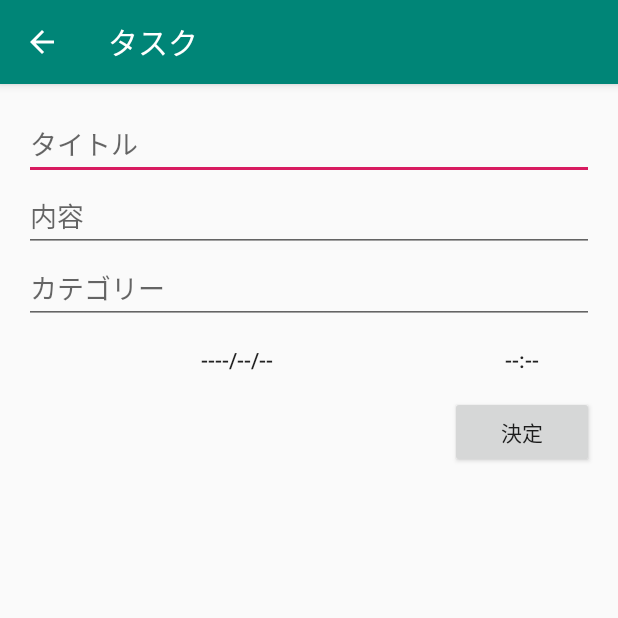
After one commit to tikuwa0max/219TaskApp, an Android app: the InputActivity screen opened directly, with no data from a screen before it, on a phone screen of 412 x 824 dp, the top half of it. The commit adds this screen. Run offline under Robolectric (Android 15) with nearby library versions, the phone set to English and light mode, and no system bars; libraries missing offline, so code that uses them is left out: io.realm; 3 statements that could not run were skipped.

Commit message:
検索前まで

```diff
--- a/app/build.gradle
+++ b/app/build.gradle
@@ -3,6 +3,10 @@ apply plugin: 'com.android.application'
 apply plugin: 'kotlin-android'
 
 apply plugin: 'kotlin-android-extensions'
+
+apply plugin: 'kotlin-kapt'
+
+apply plugin: 'realm-android'
 
 android {
     compileSdkVersion 28
--- /dev/null
+++ b/app/src/main/java/ichizawa/mikitaka/techacademy/taskapp/InputActivity.kt
@@ -0,0 +1,161 @@
+package ichizawa.mikitaka.techacademy.taskapp
+
+
+import android.app.AlarmManager
+import android.app.DatePickerDialog
+import android.app.PendingIntent
+import android.app.TimePickerDialog
+import android.content.Intent
+import android.support.v7.app.AppCompatActivity
+import android.os.Bundle
+import android.support.v7.widget.Toolbar
+import android.view.View
+import io.realm.Realm
+import kotlinx.android.synthetic.main.content_input.*
+import java.util.*
+
+class InputActivity : AppCompatActivity() {
+
+    private var mYear = 0
+    private var mMonth = 0
+    private var mDay = 0
+    private var mHour = 0
+    private var mMinute = 0
+    private var mTask: Task? = null
+
+    private val mOnDateClickListener = View.OnClickListener {
+        val datePickerDialog = DatePickerDialog(this,
+            DatePickerDialog.OnDateSetListener { _, year, month, dayOfMonth ->
+                mYear = year
+                mMonth = month
+                mDay = dayOfMonth
+                val dateString =
+                    mYear.toString() + "/" + String.format("%02d", mMonth + 1) + "/" + String.format("%02d", mDay)
+                date_button.text = dateString
+            }, mYear, mMonth, mDay
+        )
+        datePickerDialog.show()
+    }
+
+    private val mOnTimeClickListener = View.OnClickListener {
+        val timePickerDialog = TimePickerDialog(this,
+            TimePickerDialog.OnTimeSetListener { _, hour, minute ->
+                mHour = hour
+                mMinute = minute
+                val timeString = String.format("%02d", mHour) + ":" + String.format("%02d", mMinute)
+                times_button.text = timeString
+            }, mHour, mMinute, false
+        )
+        timePickerDialog.show()
+    }
+
+    private val mOnDoneClickListener = View.OnClickListener {
+        addTask()
+        finish()
+    }
+
+    override fun onCreate(savedInstanceState: Bundle?) {
+        super.onCreate(savedInstanceState)
+        setContentView(R.layout.activity_input)
+
+        // ActionBarを設定する
+        val toolbar = findViewById<View>(R.id.toolbar) as Toolbar
+        setSupportActionBar(toolbar)
+        if (supportActionBar != null) {
+            supportActionBar!!.setDisplayHomeAsUpEnabled(true)
+        }
+
+        // UI部品の設定
+        date_button.setOnClickListener(mOnDateClickListener)
+        times_button.setOnClickListener(mOnTimeClickListener)
+        done_button.setOnClickListener(mOnDoneClickListener)
+
+        // EXTRA_TASK から Task の id を取得して、 id から Task のインスタンスを取得する
+        val intent = intent
+        val taskId = intent.getIntExtra(EXTRA_TASK, -1)
+        val realm = Realm.getDefaultInstance()
+        mTask = realm.where(Task::class.java).equalTo("id", taskId).findFirst()
+        realm.close()
+
+        if (mTask == null) {
+            // 新規作成の場合
+            val calendar = Calendar.getInstance()
+            mYear = calendar.get(Calendar.YEAR)
+            mMonth = calendar.get(Calendar.MONTH)
+            mDay = calendar.get(Calendar.DAY_OF_MONTH)
+            mHour = calendar.get(Calendar.HOUR_OF_DAY)
+            mMinute = calendar.get(Calendar.MINUTE)
+        } else {
+            // 更新の場合
+            title_edit_text.setText(mTask!!.title)
+            content_edit_text.setText(mTask!!.contents)
+            category_edit_text.setText(mTask!!.category)
+
+            val calendar = Calendar.getInstance()
+            calendar.time = mTask!!.date
+            mYear = calendar.get(Calendar.YEAR)
+            mMonth = calendar.get(Calendar.MONTH)
+            mDay = calendar.get(Calendar.DAY_OF_MONTH)
+            mHour = calendar.get(Calendar.HOUR_OF_DAY)
+            mMinute = calendar.get(Calendar.MINUTE)
+
+            val dateString =
+                mYear.toString() + "/" + String.format("%02d", mMonth + 1) + "/" + String.format("%02d", mDay)
+            val timeString = String.format("%02d", mHour) + ":" + String.format("%02d", mMinute)
+
+            date_button.text = dateString
+            times_button.text = timeString
+
+        }
+    }
+
+    private fun addTask() {
+        val realm = Realm.getDefaultInstance()
+
+        realm.beginTransaction()
+
+        if (mTask == null) {
+            // 新規作成の場合
+            mTask = Task()
+
+            val taskRealmResults = realm.where(Task::class.java).findAll()
+
+            val identifier: Int =
+                if (taskRealmResults.max("id") != null) {
+                    taskRealmResults.max("id")!!.toInt() + 1
+                } else {
+                    0
+                }
+            mTask!!.id = identifier
+        }
+
+        val title = title_edit_text.text.toString()
+        val content = content_edit_text.text.toString()
+        val category = category_edit_text.text.toString()
+
+        mTask!!.title = title
+        mTask!!.contents = content
+        mTask!!.category = category
+        val calendar = GregorianCalendar(mYear, mMonth, mDay, mHour, mMinute)
+        val date = calendar.time
+        mTask!!.date = date
+
+        realm.copyToRealmOrUpdate(mTask!!)
+        realm.commitTransaction()
+
+        realm.close()
+
+        val resultIntent = Intent(applicationContext, TaskAlarmReceiver::class.java)
+        resultIntent.putExtra(EXTRA_TASK, mTask!!.id)
+        val resultPendingIntent = PendingIntent.getBroadcast(
+            this,
+            mTask!!.id,
+            resultIntent,
+            PendingIntent.FLAG_UPDATE_CURRENT
+        )
+
+        val alarmManager = getSystemService(ALARM_SERVICE) as AlarmManager
+        alarmManager.set(AlarmManager.RTC_WAKEUP, calendar.timeInMillis, resultPendingIntent)
+
+    }
+}
--- /dev/null
+++ b/app/src/main/res/layout/activity_input.xml
@@ -0,0 +1,27 @@
+<?xml version="1.0" encoding="utf-8"?>
+<android.support.design.widget.CoordinatorLayout
+        xmlns:android="http://schemas.android.com/apk/res/android"
+        xmlns:app="http://schemas.android.com/apk/res-auto"
+        xmlns:tools="http://schemas.android.com/tools"
+        android:layout_width="match_parent"
+        android:layout_height="match_parent"
+        android:fitsSystemWindows="true"
+        tools:context=".InputActivity">
+
+    <android.support.design.widget.AppBarLayout
+            android:layout_width="match_parent"
+            android:layout_height="wrap_content"
+            android:theme="@style/AppTheme.AppBarOverlay">
+
+        <android.support.v7.widget.Toolbar
+                android:id="@+id/toolbar"
+                android:layout_width="match_parent"
+                android:layout_height="wrap_content"
+                android:background="@color/colorPrimary"
+                app:popupTheme="@style/AppTheme.PopupOverlay"/>
+
+    </android.support.design.widget.AppBarLayout>
+
+    <include layout="@layout/content_input"/>
+
+</android.support.design.widget.CoordinatorLayout>
--- /dev/null
+++ b/app/src/main/res/layout/content_input.xml
@@ -0,0 +1,58 @@
+<?xml version="1.0" encoding="utf-8"?>
+<RelativeLayout
+        xmlns:android="http://schemas.android.com/apk/res/android"
+        xmlns:app="http://schemas.android.com/apk/res-auto"
+        xmlns:tools="http://schemas.android.com/tools"
+        android:layout_width="match_parent"
+        android:layout_height="match_parent"
+        android:paddingBottom="16dp"
+        android:paddingLeft="16dp"
+        android:paddingRight="16dp"
+        android:paddingTop="16dp"
+        app:layout_behavior="@string/appbar_scrolling_view_behavior"
+        tools:context=".InputActivity"
+        tools:showIn="@layout/activity_input">
+
+    <EditText
+            android:id="@+id/title_edit_text"
+            android:layout_width="match_parent"
+            android:layout_height="wrap_content"
+            android:hint="タイトル" />
+    <EditText
+            android:id="@+id/content_edit_text"
+            android:layout_width="match_parent"
+            android:layout_height="wrap_content"
+            android:layout_below="@id/title_edit_text"
+            android:hint="内容" />
+    <EditText
+            android:id="@+id/category_edit_text"
+            android:layout_width="match_parent"
+            android:layout_height="wrap_content"
+            android:layout_below="@id/content_edit_text"
+            android:hint="カテゴリー" />
+    <Button
+            android:id="@+id/date_button"
+            android:layout_width="0dp"
+            android:layout_height="wrap_content"
+            android:layout_below="@id/category_edit_text"
+            android:layout_alignParentStart="true"
+            android:layout_toLeftOf="@+id/times_button"
+            android:text="----/--/--"
+            style="@style/Widget.AppCompat.Button.Borderless" />
+    <Button
+            android:id="@id/times_button"
+            android:layout_width="96dp"
+            android:layout_height="wrap_content"
+            android:layout_below="@id/category_edit_text"
+            android:layout_alignParentRight="true"
+            android:text="--:--"
+            style="@style/Widget.AppCompat.Button.Borderless" />
+    <Button
+            android:id="@+id/done_button"
+            android:layout_width="96dp"
+            android:layout_height="wrap_content"
+            android:layout_below="@id/times_button"
+            android:layout_alignParentRight="true"
+            android:text="決定" />
+
+</RelativeLayout>
```
Also changed, not shown: app/src/main/AndroidManifest.xml (+13 -0 lines), app/src/main/java/ichizawa/mikitaka/techacademy/taskapp/MainActivity.kt (+81 -13 lines), app/src/main/java/ichizawa/mikitaka/techacademy/taskapp/Task.kt (added, +17 -0 lines), app/src/main/java/ichizawa/mikitaka/techacademy/taskapp/TaskAdapter.kt (+11 -11 lines), app/src/main/java/ichizawa/mikitaka/techacademy/taskapp/TaskAlarmReceiver.kt (added, +57 -0 lines), app/src/main/java/ichizawa/mikitaka/techacademy/taskapp/TaskApp.kt (added, +11 -0 lines), app/src/main/res/layout/activity_main.xml (+11 -16 lines), app/src/main/res/layout/content_main.xml (deleted, +0 -25 lines).
